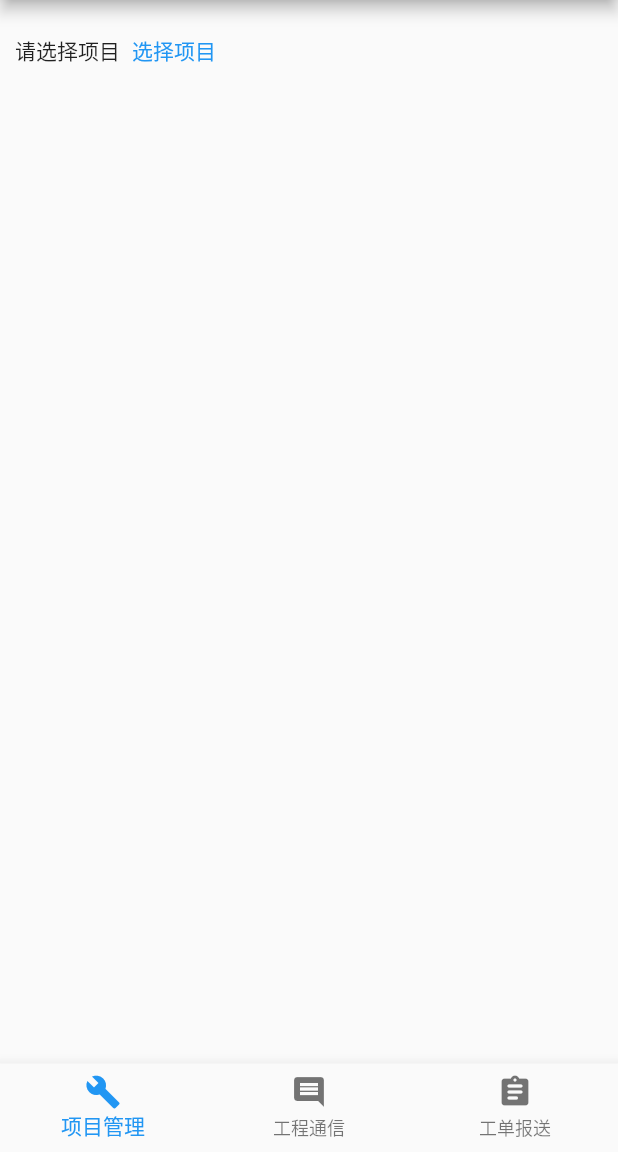
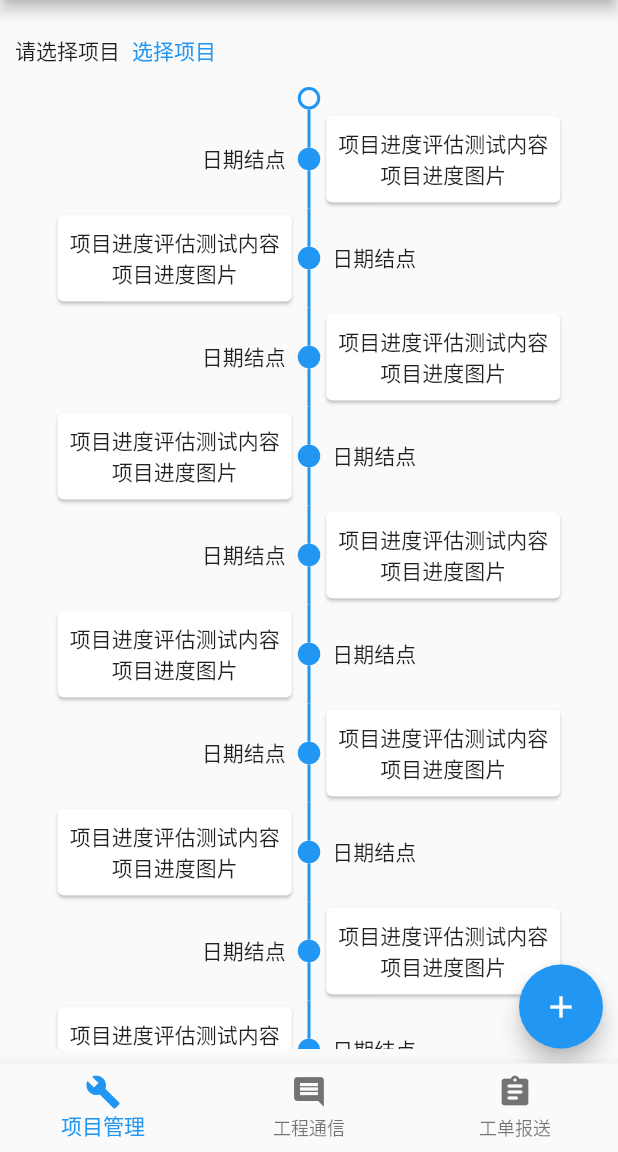
Before and after one commit to zqqqqz2000/intelligent-construction-android, a Flutter app: the MainPage screen opened by its route, on a phone screen of 412 x 824 dp, the part 84-1236 px from its top. Run offline on Flutter 3.47's test engine with Material 2 defaults, Android fonts, the phone set to English and light mode, and no system bars; drawn by our look-alikes of timelines; our stand-ins replace dio, shared_preferences; missing offline and left inert: dart:ffi; accounts and stored records are empty.

```diff
--- a/lib/Item.dart
+++ b/lib/Item.dart
@@ -8,6 +8,6 @@ class Project {
   int cost;
   int complete_per;
   int pic;
-  Double lng;
-  Double lat;
+  double lng;
+  double lat;
 }
--- /dev/null
+++ b/lib/component/projectTimeline.dart
@@ -0,0 +1,41 @@
+import 'package:flutter/cupertino.dart';
+import 'package:flutter/material.dart';
+import 'package:flutter/rendering.dart';
+import 'package:timelines/timelines.dart';
+
+class ProjectTimeline extends StatelessWidget {
+  @override
+  Widget build(BuildContext context) {
+    return Container(
+      child: FixedTimeline(
+        children: [
+          OutlinedDotIndicator(),
+          FixedTimeline.tileBuilder(
+            builder: TimelineTileBuilder.connectedFromStyle(
+              contentsAlign: ContentsAlign.alternating,
+              oppositeContentsBuilder: (context, index) => Padding(
+                padding: const EdgeInsets.all(8.0),
+                child: Text('日期结点'),
+              ),
+              contentsBuilder: (context, index) => Card(
+                child: Padding(
+                  padding: const EdgeInsets.all(8.0),
+                  child: Column(
+                    children: [
+                      Text('项目进度评估测试内容'),
+                      Text('项目进度图片'),
+                    ],
+                  ),
+                ),
+              ),
+              connectorStyleBuilder: (context, index) =>
+                  ConnectorStyle.solidLine,
+              indicatorStyleBuilder: (context, index) => IndicatorStyle.dot,
+              itemCount: 20,
+            ),
+          ),
+        ],
+      ),
+    );
+  }
+}
--- a/lib/config.dart
+++ b/lib/config.dart
@@ -1 +1 @@
-var SERVER_URL = 'http://169.254.195.236:5000';
+var SERVER_URL = 'http://192.168.1.103:5000';
--- a/lib/pages/projectManage.dart
+++ b/lib/pages/projectManage.dart
@@ -1,9 +1,10 @@
 import 'package:flutter/cupertino.dart';
 import 'package:flutter/material.dart';
+import 'package:intelligent_construction/Item.dart';
+import 'package:intelligent_construction/component/projectTimeline.dart';
 import 'package:provider/provider.dart';
 import 'package:shared_preferences/shared_preferences.dart';
 
-import '../provider.dart';
 import '../provider.dart';
 import '../utils/request.dart';
 
@@ -19,16 +20,6 @@ class ProjectManage extends StatefulWidget {
 class ProjectManageState extends State<ProjectManage> {
   @override
   Widget build(BuildContext context) {
-    var sp = SharedPreferences.getInstance();
-    sp.then((value) {
-      var projectDicts = api('/project/get_project_from_uid',
-          {'page': 1, 'token': value.getString('token')});
-      projectDicts.then((value) {
-        print(value);
-      });
-      // var projects = context.read<Projects>();
-      // projects.setProjects(projects);
-    });
     return MultiProvider(
       providers: [
         ChangeNotifierProvider(create: (context) => Projects()),
@@ -39,12 +30,44 @@ class ProjectManageState extends State<ProjectManage> {
           vertical: 10,
           horizontal: 10,
         ),
-        child: Row(
+        child: Builder(
+          builder: (context) {
+            var currentProject = Provider.of<CurrentProject>(context);
+            return Stack(
               children: [
-            Text("请选择项目"),
+                Column(
+                  children: [
+                    Row(
+                      children: [
+                        currentProject.getProjects() == null
+                            ? Text("请选择项目")
+                            : Text(
+                                "当前项目: " + currentProject.getProjects().name),
                         TextButton(
                           child: Text('选择项目'),
-              onPressed: () {
+                          onPressed: () async {
+                            var sp = await SharedPreferences.getInstance();
+                            var projects = context.read<Projects>();
+                            var projectDicts = await api(
+                                '/project/get_project_from_uid',
+                                {'page': 1, 'token': sp.getString('token')});
+                            List<Project> res = [];
+                            for (var proj in projectDicts['data']) {
+                              var project = Project();
+                              project.complete_per = proj['complete_per'];
+                              project.cost = proj['cost'];
+                              project.describe = proj['describe'];
+                              project.id = proj['id'];
+                              project.lat = proj['lat'];
+                              project.lng = proj['lng'];
+                              project.name = proj['name'];
+                              project.pic = proj['pic'];
+                              project.scale = proj['scale'];
+                              res.add(project);
+                            }
+                            projects.setProjects(res);
+                            // var projects = context.read<Projects>();
+                            // projects.setProjects(projects);
                             showModalBottomSheet(
                                 context: context,
                                 builder: (context) => BottomSheet(
@@ -53,11 +76,45 @@ class ProjectManageState extends State<ProjectManage> {
                                       return Container(
                                         height: 400,
                                         child: ListView(
+                                          children:
+                                              projects.getProjects().map((e) {
+                                            return MaterialButton(
+                                              onPressed: () {
+                                                currentProject.setProjects(e);
+                                                Navigator.pop(context);
+                                              },
+                                              child: SizedBox(
+                                                height: 50,
+                                                width: double.infinity,
+                                                child: Padding(
+                                                  padding:
+                                                      const EdgeInsets.all(8.0),
+                                                  child: Column(
+                                                    mainAxisAlignment:
+                                                        MainAxisAlignment
+                                                            .center,
+                                                    crossAxisAlignment:
+                                                        CrossAxisAlignment
+                                                            .start,
                                                     children: [
-                                Text("项目1"),
-                                Text("项目2"),
-                                Text("项目3"),
+                                                      Text(
+                                                        e.name,
+                                                        style: TextStyle(
+                                                          fontWeight:
+                                                              FontWeight.bold,
+                                                        ),
+                                                      ),
+                                                      Text(
+                                                        e.describe,
+                                                        overflow: TextOverflow
+                                                            .ellipsis,
+                                                      ),
                                                     ],
+                                                  ),
+                                                ),
+                                              ),
+                                            );
+                                          }).toList(),
                                         ),
                                       );
                                     }));
@@ -65,6 +122,28 @@ class ProjectManageState extends State<ProjectManage> {
                         ),
                       ],
                     ),
+                    Expanded(
+                      child: SingleChildScrollView(
+                        child: Container(
+                          width: double.infinity,
+                          child: ProjectTimeline(),
+                        ),
+                      ),
+                    ),
+                  ],
+                ),
+                Positioned(
+                  child: FloatingActionButton(
+                    onPressed: () {},
+                    child: Icon(Icons.add),
+                  ),
+                  bottom: 0,
+                  right: 0,
+                ),
+              ],
+            );
+          },
+        ),
       ),
     );
   }
--- a/lib/provider.dart
+++ b/lib/provider.dart
@@ -15,14 +15,14 @@ class Projects extends ChangeNotifier {
 }
 
 class CurrentProject extends ChangeNotifier {
-  Project currentProjects;
+  Project currentProject;
 
   Project getProjects() {
-    return currentProjects;
+    return currentProject;
   }
 
   void setProjects(Project project) {
-    this.currentProjects = project;
+    this.currentProject = project;
     notifyListeners();
   }
 }
--- a/pubspec.yaml
+++ b/pubspec.yaml
@@ -27,6 +27,7 @@ dependencies:
   dio: ^4.0.0
   shared_preferences: ^0.5.0
   provider: ^5.0.0
+  timelines: ^0.1.0
 
 
   # The following adds the Cupertino Icons font to your application.
```
Also changed, not shown: pubspec.lock. Lines whose indentation alone changed are shown as unchanged.
